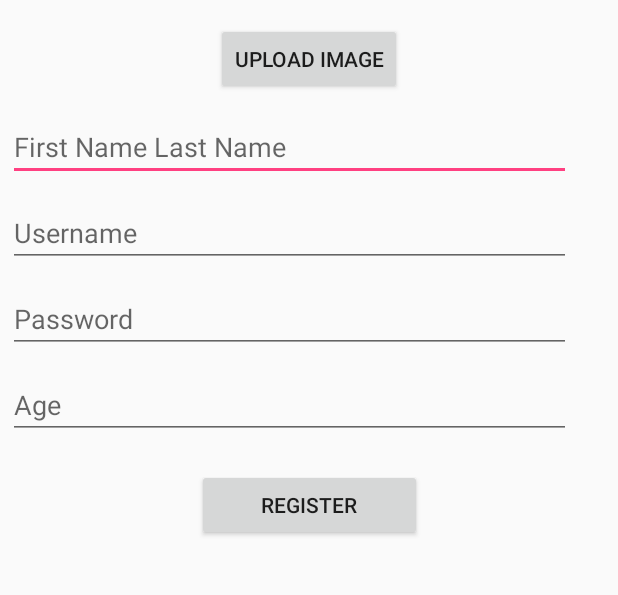
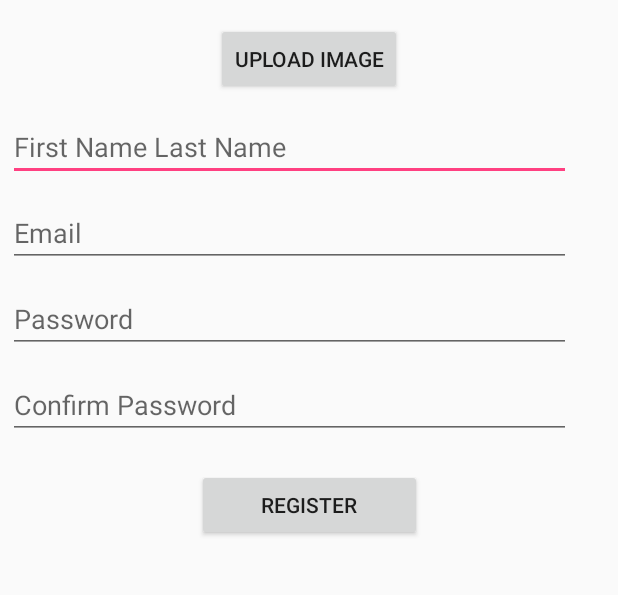
Before and after one commit to zmyrick/RocketProject, an Android app: the RegistrationActivity screen opened directly, with no data from a screen before it, after a tap on "REGISTER", on a phone screen of 412 x 824 dp, the part 242-837 px from its top. Run offline under Robolectric (Android 15) with nearby library versions, the phone set to English and light mode, and no system bars; our stand-ins replace Volley.

Commit message:
Database is up. Users can add their accounts.

```diff
--- /dev/null
+++ b/app/src/main/java/mas/rocketgame/DatabaseHelper.java
@@ -0,0 +1,106 @@
+package mas.rocketgame;
+
+/**
+ * Created by Nafiz on 11/15/2017.
+ */
+
+import android.content.ContentValues;
+import android.content.Context;
+//import android.database.Cursor;
+import android.database.Cursor;
+import android.database.sqlite.SQLiteDatabase;
+import android.database.sqlite.SQLiteOpenHelper;
+
+
+public class DatabaseHelper extends SQLiteOpenHelper {
+
+    // Database Version
+    private static final int DATABASE_VERSION = 1;
+
+    // Database Name
+    private static final String DATABASE_NAME = "UserManager.db";
+
+    // User table name
+    private static final String TABLE_USER = "user";
+
+    // User Table Columns names
+    private static final String COLUMN_USER_ID = "user_id";
+    private static final String COLUMN_USER_NAME = "user_name";
+    private static final String COLUMN_USER_EMAIL = "user_email";
+    private static final String COLUMN_USER_PASSWORD = "user_password";
+
+    // create table sql query
+    private String CREATE_USER_TABLE = "CREATE TABLE " + TABLE_USER + "("
+            + COLUMN_USER_ID + " INTEGER PRIMARY KEY AUTOINCREMENT," + COLUMN_USER_NAME + " TEXT,"
+            + COLUMN_USER_EMAIL + " TEXT," + COLUMN_USER_PASSWORD + " TEXT" + ")";
+
+    // drop table sql query
+    private String DROP_USER_TABLE = "DROP TABLE IF EXISTS " + TABLE_USER;
+
+    /**
+     * Constructor
+     *
+     * @param context
+     */
+    public DatabaseHelper(Context context) {
+        super(context, DATABASE_NAME, null, DATABASE_VERSION);
+    }
+
+    @Override
+    public void onCreate(SQLiteDatabase db) {
+        db.execSQL(CREATE_USER_TABLE);
+    }
+
+
+    @Override
+    public void onUpgrade(SQLiteDatabase db, int oldVersion, int newVersion) {
+
+        //Drop User Table if exist
+        db.execSQL(DROP_USER_TABLE);
+
+        // Create tables again
+        onCreate(db);
+
+    }
+
+    /**
+     * This method is to create user record
+     *
+     * @param user
+     */
+    public void addUser(User user) {
+        SQLiteDatabase db = this.getWritableDatabase();
+
+        ContentValues values = new ContentValues();
+        values.put(COLUMN_USER_NAME, user.getName());
+        values.put(COLUMN_USER_EMAIL, user.getEmail());
+        values.put(COLUMN_USER_PASSWORD, user.getPassword());
+
+        // Inserting Row
+        db.insert(TABLE_USER, null, values);
+        db.close();
+    }
+
+    public String searchPass(String email){
+        SQLiteDatabase db = this.getReadableDatabase();
+        String query = "select user_email, user_password from " +TABLE_USER;
+        Cursor cursor = db.rawQuery(query, null);
+        String a, b;
+        b = "not found";
+        if(cursor.moveToFirst()){
+            do{
+                a = cursor.getString(0);
+
+                if(a.equals(email)){
+                    b = cursor.getString(1);
+                    break;
+                }
+            }
+            while(cursor.moveToNext());
+        }
+
+        return  b;
+    }
+
+
+}
--- a/app/src/main/java/mas/rocketgame/RegistrationActivity.java
+++ b/app/src/main/java/mas/rocketgame/RegistrationActivity.java
@@ -28,7 +28,7 @@ import java.sql.Blob;
 
 public class RegistrationActivity extends AppCompatActivity {
 
-
+    DatabaseHelper helper = new DatabaseHelper(this);
     private static int RESULT_LOAD_IMAGE = 1;
     ImageView thumbnail = null;
     Bitmap myBitmap = null;
@@ -41,10 +41,10 @@ public class RegistrationActivity extends AppCompatActivity {
         setContentView(R.layout.activity_registration);
         thumbnail = (ImageView) findViewById(R.id.imgView);
 
-        final EditText etAge = (EditText) findViewById(R.id.etAge);
+        final EditText etConfirmPassword = (EditText) findViewById(R.id.etConfirmPassword);
         final EditText etName = (EditText) findViewById(R.id.etName);
         final EditText etPassword = (EditText) findViewById(R.id.etPassword);
-        final EditText etUsername = (EditText) findViewById(R.id.etUsername);
+        final EditText etEmail = (EditText) findViewById(R.id.etEmail);
         Button regButton = (Button) findViewById(R.id.register_button);
 
 
@@ -64,15 +64,25 @@ public class RegistrationActivity extends AppCompatActivity {
             @Override
             public void onClick(View view) {
 
-//                final String name = etName.getText().toString();
-//                final String username = etUsername.getText().toString();
-//                final String password = etPassword.getText().toString();
-//                final int age = Integer.parseInt(etAge.getText().toString());
+                final String name = etName.getText().toString();
+                final String email = etEmail.getText().toString();
+                final String password = etPassword.getText().toString();
+                final String confirmPassword = etConfirmPassword.getText().toString();
 
-//                ByteArrayOutputStream bos = new ByteArrayOutputStream();
-//                myBitmap.compress(Bitmap.CompressFormat.PNG, 100, bos);
-//                byte[] bArray = bos.toByteArray();
-               // Blob blob = (Blob) bArray;
+
+
+                if (!password.equals(confirmPassword)){
+                    Toast pass = Toast.makeText(RegistrationActivity.this, "Passwords don't match", Toast.LENGTH_SHORT);
+                    pass.show();
+                }
+                else{
+                    User user = new User();
+                    user.setName(name);
+                    user.setEmail(email);
+                    user.setPassword(password);
+
+                    helper.addUser(user);
+                }
 
                 Toast.makeText(getApplicationContext(), "User successfully added!", Toast.LENGTH_SHORT).show();
 
--- /dev/null
+++ b/app/src/main/java/mas/rocketgame/User.java
@@ -0,0 +1,38 @@
+package mas.rocketgame;
+
+/**
+ * Created by Nafiz on 11/15/2017.
+ */
+
+public class User {
+
+
+    private String name;
+    private String email;
+    private String password;
+
+
+    public String getName() {
+        return name;
+    }
+
+    public void setName(String name) {
+        this.name = name;
+    }
+
+    public String getEmail() {
+        return email;
+    }
+
+    public void setEmail(String email) {
+        this.email = email;
+    }
+
+    public String getPassword() {
+        return password;
+    }
+
+    public void setPassword(String password) {
+        this.password = password;
+    }
+}
--- a/app/src/main/res/layout/activity_registration.xml
+++ b/app/src/main/res/layout/activity_registration.xml
@@ -41,13 +41,13 @@
         app:layout_constraintTop_toBottomOf="@+id/uploadImageButton" />
 
     <EditText
-        android:id="@+id/etUsername"
+        android:id="@+id/etEmail"
         android:layout_width="375dp"
         android:layout_height="42dp"
         android:layout_marginStart="5dp"
         android:layout_marginTop="15dp"
         android:ems="10"
-        android:hint="Username"
+        android:hint="Email"
         android:inputType="textPersonName"
         app:layout_constraintStart_toStartOf="parent"
         app:layout_constraintTop_toBottomOf="@+id/etName" />
@@ -62,17 +62,17 @@
         android:hint="Password"
         android:inputType="textPassword"
         app:layout_constraintStart_toStartOf="parent"
-        app:layout_constraintTop_toBottomOf="@+id/etUsername" />
+        app:layout_constraintTop_toBottomOf="@+id/etEmail" />
 
     <EditText
-        android:id="@+id/etAge"
+        android:id="@+id/etConfirmPassword"
         android:layout_width="375dp"
         android:layout_height="42dp"
         android:layout_marginStart="5dp"
         android:layout_marginTop="15dp"
         android:ems="10"
-        android:hint="Age"
-        android:inputType="number"
+        android:hint="Confirm Password"
+        android:inputType="textPassword"
         app:layout_constraintStart_toStartOf="parent"
         app:layout_constraintTop_toBottomOf="@+id/etPassword" />
 
@@ -84,6 +84,6 @@
         android:text="Register"
         app:layout_constraintEnd_toEndOf="parent"
         app:layout_constraintStart_toStartOf="parent"
-        app:layout_constraintTop_toBottomOf="@+id/etAge" />
+        app:layout_constraintTop_toBottomOf="@+id/etConfirmPassword" />
 
 </android.support.constraint.ConstraintLayout>
```
Also changed, not shown: app/src/main/java/mas/rocketgame/DashboardActivity.java (+4 -4 lines), app/src/main/java/mas/rocketgame/LoginActivity.java (+14 -2 lines), 62 other files.
